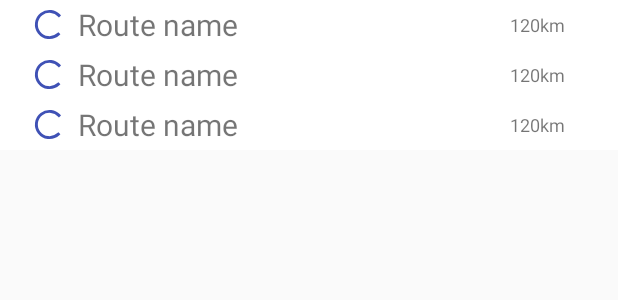
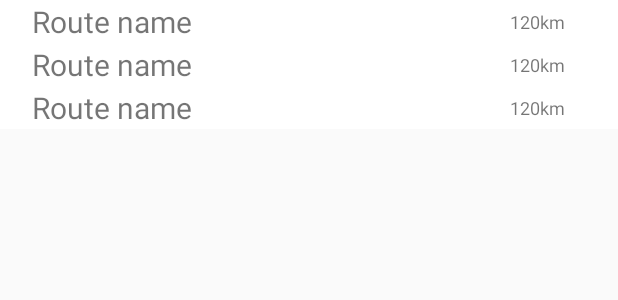
Before and after one commit to vincent290587/frava, an Android app: the layout fragment_dashboard.xml on its own in the app's theme, with its tools: preview values and no code run, on a phone screen of 412 x 824 dp. Shown: the top 300 px of the screen. Run offline under Robolectric (Android 15) with nearby library versions, the phone set to English and light mode, and no system bars.

Commit message:
Better Recycler

```diff
--- a/app/src/main/java/com/example/frava/ui/home/HomeFragment.java
+++ b/app/src/main/java/com/example/frava/ui/home/HomeFragment.java
@@ -40,7 +40,13 @@ public class HomeFragment extends Fragment {
     private StravaManager stravaViewModel;
 
     private void logText(String s) {
+        if (s == null) {
+            return;
+        }
         String old_text = homeViewModel.getText().getValue();
+        if (old_text == null) {
+            old_text = "";
+        }
         String new_text = s;
         new_text += "\n";
         new_text += old_text;
--- a/app/src/main/res/layout/segment_item.xml
+++ b/app/src/main/res/layout/segment_item.xml
@@ -15,12 +15,12 @@
         android:id="@+id/segment_name"
         android:layout_width="200dp"
         android:layout_height="wrap_content"
+        android:layout_alignParentStart="true"
         android:layout_centerVertical="true"
-        android:layout_marginStart="7dp"
-        android:layout_marginEnd="38dp"
+        android:layout_marginStart="5dp"
+        android:layout_marginEnd="5dp"
         android:layout_marginBottom="1dp"
         android:layout_toStartOf="@+id/segment_km"
-        android:layout_toEndOf="@+id/progressBar"
         android:ellipsize="end"
         android:singleLine="true"
         android:textSize="20sp"
@@ -37,19 +37,4 @@
         android:textSize="12sp"
         tools:text="120km" />
 
-    <ProgressBar
-        android:id="@+id/progressBar"
-        style="?android:attr/progressBarStyle"
-        android:layout_width="23dp"
-        android:layout_height="28dp"
-        android:layout_alignParentStart="true"
-        android:layout_alignParentTop="true"
-        android:layout_centerVertical="true"
-        android:layout_marginStart="5dp"
-        android:layout_marginTop="5dp"
-        android:indeterminate="false"
-        android:max="100"
-        android:progress="10"
-        android:progressTint="#F44336" />
-
 </RelativeLayout>
```
Also changed, not shown: app/src/main/java/com/example/frava/SegmentsAdapter.java (+2 -5 lines).
